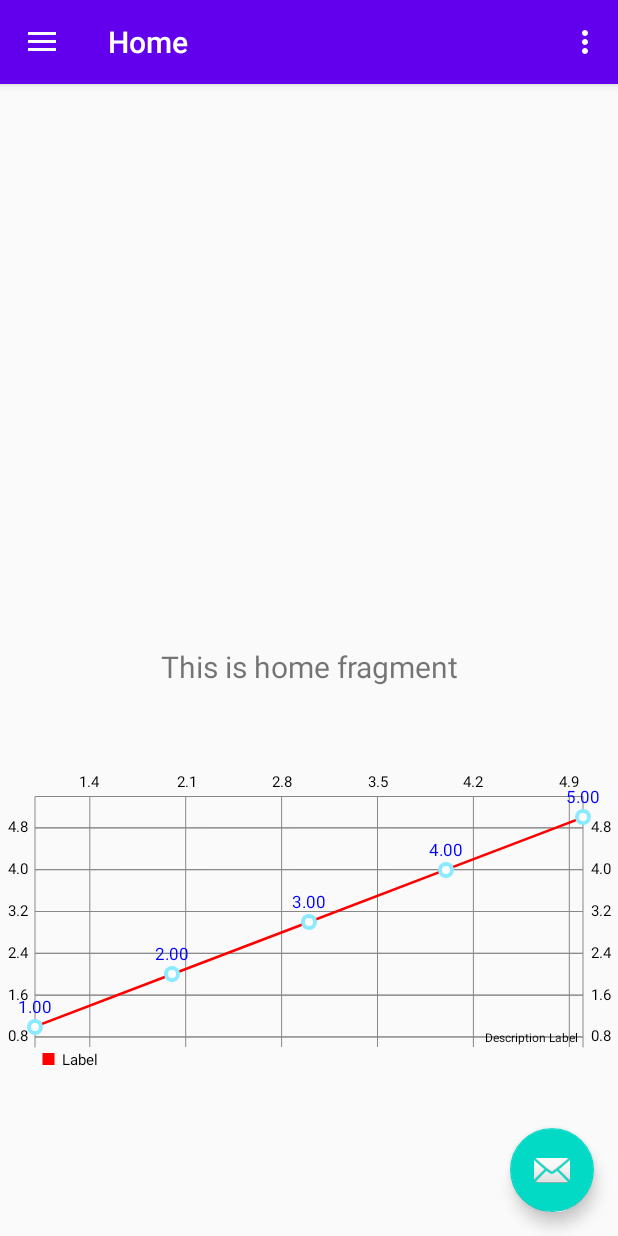
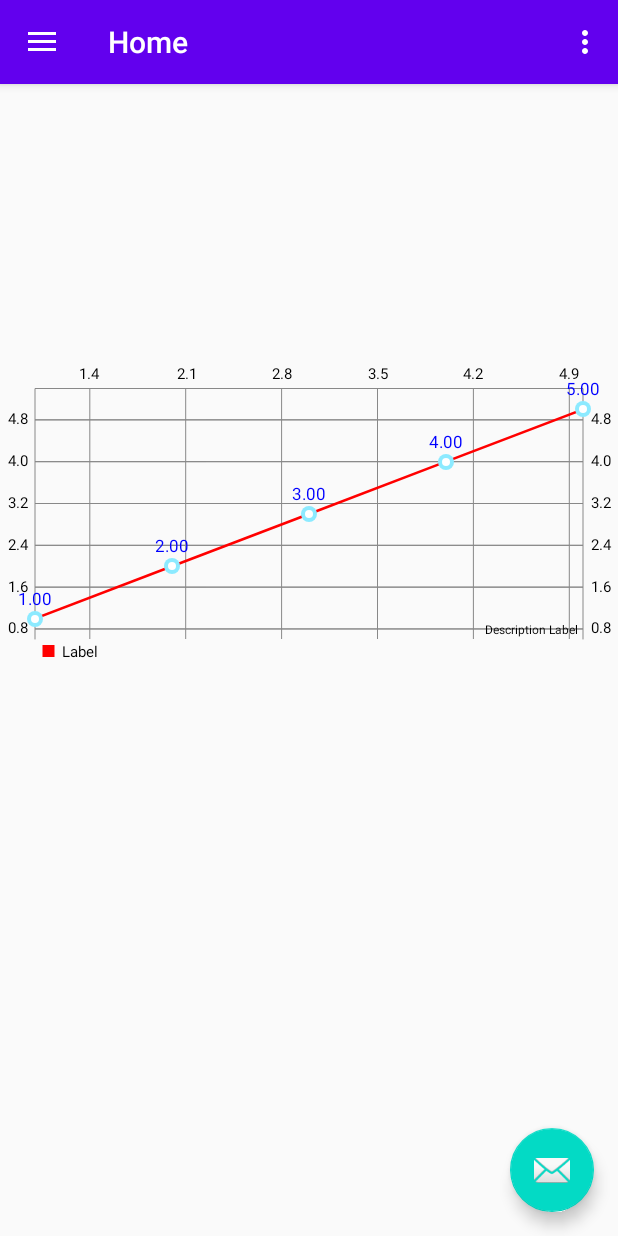
Before and after one commit to SteveYoungYc/III-I, an Android app: the screen it shows after launch (MainActivity), on a phone screen of 412 x 824 dp. Run offline under Robolectric (Android 15) with nearby library versions, the phone set to English and light mode, and no system bars; our stand-ins replace navigation-ui.

Commit message:
在fragment中加入图表绘制(未测试)

```diff
--- a/app/src/main/java/com/example/firstapplication/MainActivity.java
+++ b/app/src/main/java/com/example/firstapplication/MainActivity.java
@@ -57,29 +57,6 @@ public class MainActivity extends AppCompatActivity {
         NavigationUI.setupActionBarWithNavController(this, navController, mAppBarConfiguration);
         NavigationUI.setupWithNavController(navigationView, navController);
 
-        LineChart chart = (LineChart) findViewById(R.id.chart);
-        // 你要渲染的数据
-        float[] dataObjects = {1.0f, 2.0f, 3.0f, 4.0f, 5.0f};
-        List<Entry> entries = new ArrayList<>();
-        // 循环你的数据，向图表中添加点
-        for (float data : dataObjects) {
-            // turn your data into Entry objects
-            // 图形横纵坐标默认为float形式，如果想展示文字形式，需要自定义适配器。后边会讲，这个地方传进去的X轴Y轴值都是float类型
-            entries.add(new Entry(data, data));
-        }
-
-        LineDataSet dataSet = new LineDataSet(entries, "Label"); // 图表绑定数据，设置图表折现备注
-
-        dataSet.setColor(Color.RED); // 设置折线图颜色
-        dataSet.setValueTextColor(Color.BLUE); // 设置数据值的颜色
-
-        //Description description = chart.getDescription();
-        //description.setText("..."); // 设置右下角备注
-
-        LineData lineData = new LineData(dataSet);
-
-        chart.setData(lineData); // 图表绑定数据值
-        chart.invalidate(); // 刷新图表
 
     }
 
--- a/app/src/main/java/com/example/firstapplication/ui/home/HomeFragment.java
+++ b/app/src/main/java/com/example/firstapplication/ui/home/HomeFragment.java
@@ -1,36 +1,61 @@
 package com.example.firstapplication.ui.home;
 
+import android.app.Activity;
+import android.graphics.Color;
 import android.os.Bundle;
 import android.view.LayoutInflater;
 import android.view.View;
 import android.view.ViewGroup;
+import android.widget.ListView;
 import android.widget.TextView;
 
 import androidx.annotation.NonNull;
 import androidx.annotation.Nullable;
+import androidx.appcompat.app.AppCompatActivity;
 import androidx.fragment.app.Fragment;
 import androidx.lifecycle.Observer;
 import androidx.lifecycle.ViewModelProviders;
 
 import com.example.firstapplication.R;
+import com.github.mikephil.charting.charts.LineChart;
+import com.github.mikephil.charting.data.Entry;
+import com.github.mikephil.charting.data.LineData;
+import com.github.mikephil.charting.data.LineDataSet;
+
+import java.util.ArrayList;
+import java.util.List;
 
 public class HomeFragment extends Fragment {
+    //private Activity activity;
+    //private ListView companyListView;
+    @Override
+    public View onCreateView(@NonNull LayoutInflater inflater, ViewGroup container, Bundle savedInstanceState) {
+        View view = inflater.inflate(R.layout.fragment_home, container, false);
+        //companyListView = (ListView) view.findViewById(R.id.chart);
+        LineChart chart = (LineChart) view.findViewById(R.id.chart);
+        // 你要渲染的数据
+        float[] dataObjects = {1.0f, 2.0f, 3.0f, 4.0f, 5.0f};
+        List<Entry> entries = new ArrayList<>();
+        // 循环你的数据，向图表中添加点
+        for (float data : dataObjects) {
+            // turn your data into Entry objects
+            // 图形横纵坐标默认为float形式，如果想展示文字形式，需要自定义适配器。后边会讲，这个地方传进去的X轴Y轴值都是float类型
+            entries.add(new Entry(data, data));
+        }
 
-    private HomeViewModel homeViewModel;
-    public View onCreateView(@NonNull LayoutInflater inflater,
-                             ViewGroup container, Bundle savedInstanceState) {
-        homeViewModel =
-                ViewModelProviders.of(this).get(HomeViewModel.class);
-        View root = inflater.inflate(R.layout.fragment_home, container, false);
-        final TextView textView = root.findViewById(R.id.text_home);
-        homeViewModel.getText().observe(getViewLifecycleOwner(), new Observer<String>() {
-            @Override
-            public void onChanged(@Nullable String s) {
-                textView.setText(s);
-            }
-        });
+        LineDataSet dataSet = new LineDataSet(entries, "Label"); // 图表绑定数据，设置图表折现备注
 
+        dataSet.setColor(Color.RED); // 设置折线图颜色
+        dataSet.setValueTextColor(Color.BLUE); // 设置数据值的颜色
 
-        return root;
+        //Description description = chart.getDescription();
+        //description.setText("..."); // 设置右下角备注
+
+        LineData lineData = new LineData(dataSet);
+
+        chart.setData(lineData); // 图表绑定数据值
+        chart.invalidate(); // 刷新图表
+
+        return view;
     }
 }
--- a/app/src/main/res/layout/content_main.xml
+++ b/app/src/main/res/layout/content_main.xml
@@ -18,11 +18,4 @@
         app:layout_constraintTop_toTopOf="parent"
         app:navGraph="@navigation/mobile_navigation" />
 
-    <com.github.mikephil.charting.charts.LineChart
-        android:id="@+id/chart"
-        android:layout_width="match_parent"
-        android:layout_height="200dp"
-        android:layout_marginBottom="108dp"
-        app:layout_constraintBottom_toBottomOf="parent"
-        tools:layout_editor_absoluteX="8dp" />
 </androidx.constraintlayout.widget.ConstraintLayout>
--- a/app/src/main/res/layout/fragment_home.xml
+++ b/app/src/main/res/layout/fragment_home.xml
@@ -5,7 +5,6 @@
     android:layout_width="match_parent"
     android:layout_height="match_parent"
     tools:context=".ui.home.HomeFragment">
-
     <TextView
         android:id="@+id/text_home"
         android:layout_width="match_parent"
@@ -21,4 +20,12 @@
         app:layout_constraintTop_toTopOf="parent"
         android:gravity="center_horizontal" />
 
+    <com.github.mikephil.charting.charts.LineChart
+        android:id="@+id/chart"
+        android:layout_width="match_parent"
+        android:layout_height="200dp"
+        android:layout_marginBottom="380dp"
+        app:layout_constraintBottom_toBottomOf="parent"
+        tools:layout_editor_absoluteX="16dp" />
+
 </androidx.constraintlayout.widget.ConstraintLayout>
```
